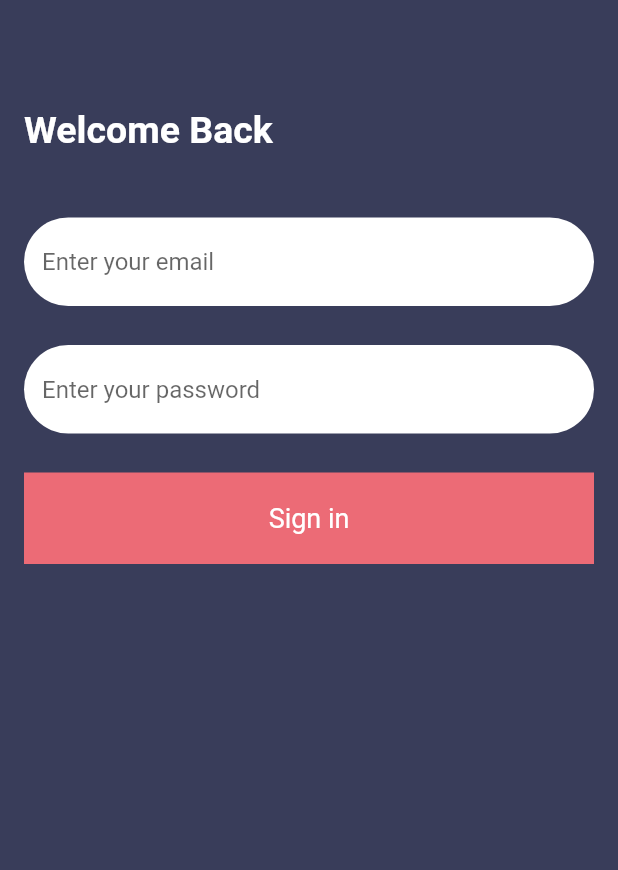
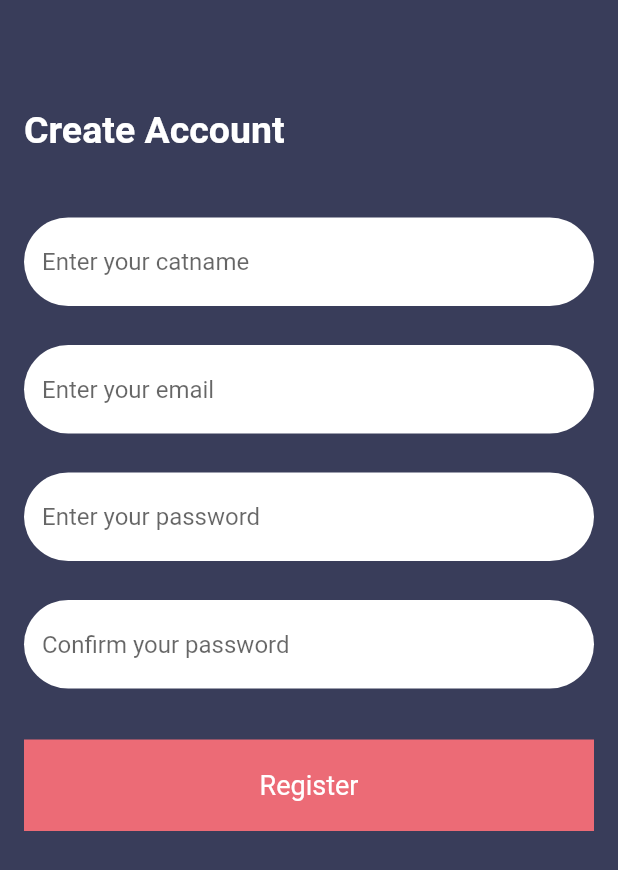
Before and after one commit to MariaLaranjeira/CatCine-Flutter-App, a Flutter app: the screen it shows after launch, on a phone screen of 412 x 824 dp. Shown: the top 870 px of the screen. Run offline on Flutter 3.47's test engine with Material 2 defaults, Android fonts, the phone set to English and light mode, and no system bars; our stand-ins replace firebase_auth, firebase_core; accounts and stored records are empty.

Commit message:
Register Page Front-End

```diff
--- a/lib/Pages/register.dart
+++ b/lib/Pages/register.dart
@@ -0,0 +1,113 @@
+import 'package:catcine_es/Pages/explore.dart';
+import 'package:firebase_auth/firebase_auth.dart';
+import 'package:flutter/material.dart';
+
+class RegisterScreen extends StatefulWidget {
+  const RegisterScreen({Key? key}) : super(key: key);
+
+  @override
+  State<RegisterScreen> createState() => _RegisterScreenState();
+}
+
+class _RegisterScreenState extends State<RegisterScreen>{
+  @override
+  Widget build(BuildContext context) {
+    return Scaffold(
+      backgroundColor: Color(0xff393d5a),
+      appBar: AppBar(
+        backgroundColor: Color(0xff393d5a), // not sure o que é isto
+        elevation: 0.0,
+      ),
+      body: Padding (
+          padding: EdgeInsets.all(16.0),
+          child: Column(
+            mainAxisAlignment: MainAxisAlignment.start,
+            crossAxisAlignment: CrossAxisAlignment.start,
+            children: [
+              Text(
+                "Create Account",
+                style:
+                TextStyle(
+                  color: Colors.white,
+                  fontSize: 25.0,
+                  fontWeight: FontWeight.w600,
+                ),
+              ),
+              SizedBox(
+                height: 44.0,
+              ),
+              TextField(
+                decoration: InputDecoration(
+                  filled:true,
+                  fillColor: Color(0xFFFFFFFF),
+                  border: OutlineInputBorder(
+                    borderRadius: BorderRadius.circular(30.0),
+                    borderSide: BorderSide.none,
+                  ),
+                  hintText: "Enter your catname",
+                ),
+              ),
+              SizedBox(
+                height: 26.0,
+              ),
+              TextField(
+                keyboardType: TextInputType.emailAddress,
+                decoration: InputDecoration(
+                  filled:true,
+                  fillColor: Color(0xFFFFFFFF),
+                  border: OutlineInputBorder(
+                    borderRadius: BorderRadius.circular(30.0),
+                    borderSide: BorderSide.none,
+                  ),
+                  hintText: "Enter your email",
+                ),
+              ),
+              SizedBox(
+                height: 26.0,
+              ),
+              TextField(
+                obscureText: true,
+                decoration: InputDecoration(
+                  filled:true,
+                  fillColor: Color(0xFFFFFFFF),
+                  border: OutlineInputBorder(
+                    borderRadius: BorderRadius.circular(30.0),
+                    borderSide: BorderSide.none,
+                  ),
+                  hintText: "Enter your password",
+                ),
+              ),
+              SizedBox(
+                height: 26.0,
+              ),
+              TextField(
+                obscureText: true,
+                decoration: InputDecoration(
+                  filled:true,
+                  fillColor: Color(0xFFFFFFFF),
+                  border: OutlineInputBorder(
+                    borderRadius: BorderRadius.circular(30.0),
+                    borderSide: BorderSide.none,
+                  ),
+                  hintText: "Confirm your password",
+                ),
+              ),
+              SizedBox(
+                height: 34.0,
+              ),
+              Container(
+                width:double.infinity,
+                child: RawMaterialButton(
+                  fillColor: Color(0xFFEC6B76),
+                  elevation: 0.0,
+                  padding: EdgeInsets.symmetric(vertical: 20.0),
+                  onPressed: () {},
+                  child: Text("Register" , style: TextStyle(color: Colors.white, fontSize: 18.0)),
+                ),
+              ),
+            ],
+          )
+      ),
+    );
+  }
+}
--- a/lib/main.dart
+++ b/lib/main.dart
@@ -3,6 +3,7 @@ import 'package:flutter/material.dart';
 import 'Pages/login.dart';
 
 import 'package:firebase_core/firebase_core.dart';
+import 'Pages/register.dart';
 import 'firebase_options.dart';
 
 
@@ -44,7 +45,7 @@ class _HomePageState extends State<HomePage> {
         future: _initializeFirebase(),
         builder: (context, snapshot){
           if (snapshot.connectionState == ConnectionState.done) {
-            return const LoginScreen();
+            return const RegisterScreen();
           }
           return const Center(child: CircularProgressIndicator(),);
         },
```
Also changed, not shown: 2 other files.
